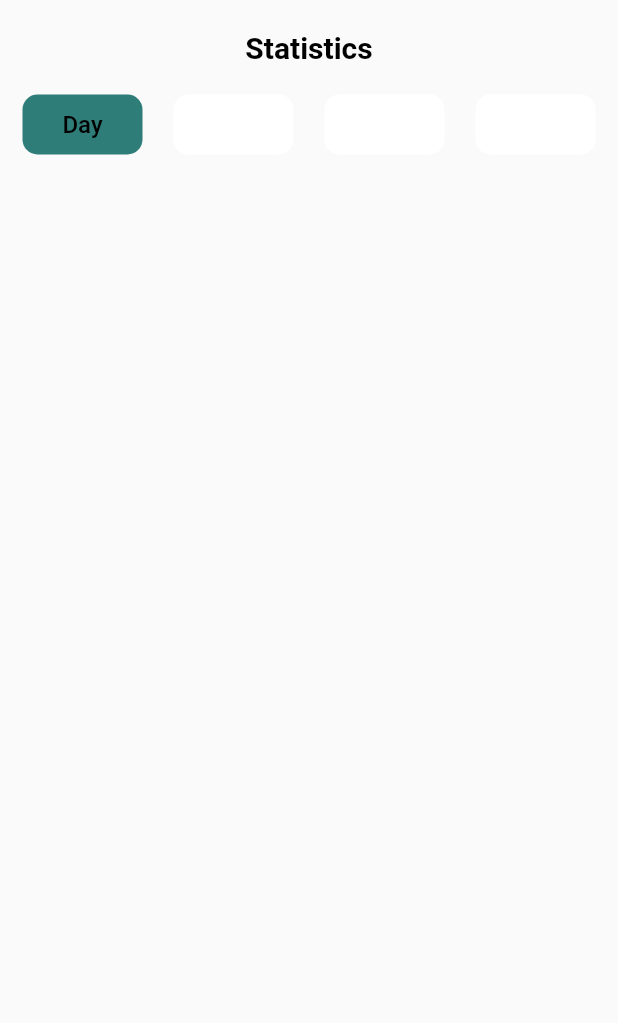
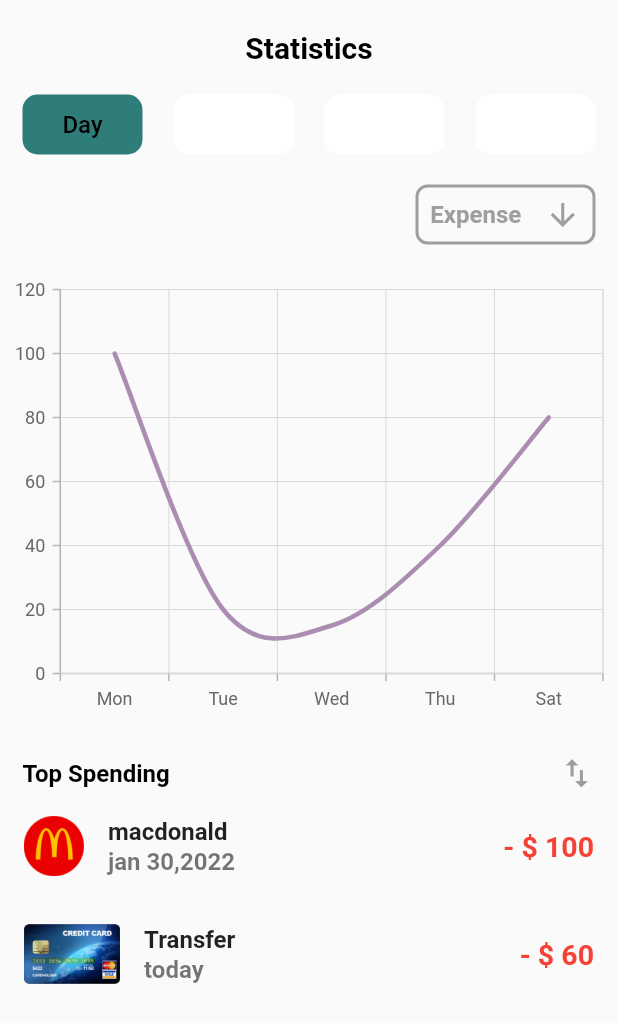
Before and after one commit to punyakrit/finmaster, a Flutter app: the Statistics screen opened directly, on a phone screen of 412 x 824 dp. Shown: the top 1023 px of the screen. Run offline on Flutter 3.47's test engine with Material 2 defaults, Android fonts, the phone set to English and light mode, and no system bars; our stand-ins replace firebase_auth, firebase_core, syncfusion_flutter_charts; missing offline and left inert: flutter_onboard; accounts and stored records are empty.

Commit message:
connect screen

```diff
--- /dev/null
+++ b/lib/Screen/home/Chart.dart
@@ -0,0 +1,43 @@
+import 'package:flutter/material.dart';
+import 'package:syncfusion_flutter_charts/charts.dart';
+
+class Chart extends StatefulWidget {
+  const Chart({super.key});
+
+  @override
+  State<Chart> createState() => _ChartState();
+}
+
+class _ChartState extends State<Chart> {
+  @override
+  Widget build(BuildContext context) {
+    return Container(
+      width: double.infinity,
+      height: 300,
+      child: SfCartesianChart(
+        primaryXAxis: CategoryAxis(),
+        series: <SplineSeries<SalesData, String>>[
+          SplineSeries<SalesData, String>(
+            color: Color.fromARGB(255, 172, 141, 178),
+            width: 3,
+            dataSource: <SalesData>[
+              SalesData(100, 'Mon'),
+              SalesData(20, 'Tue'),
+              SalesData(15, 'Wed'),
+              SalesData(40, 'Thu'),
+              SalesData(80, 'Sat'),
+            ],
+            xValueMapper: (SalesData sales, _) => sales.Year,
+            yValueMapper: (SalesData sales, _) => sales.Sales,
+          )
+        ],
+      ),
+    );
+  }
+}
+
+class SalesData {
+  SalesData(this.Sales, this.Year);
+  final String Year;
+  final int Sales;
+}
--- a/lib/Screen/home/statistics.dart
+++ b/lib/Screen/home/statistics.dart
@@ -1,3 +1,6 @@
+import 'package:flutter/material.dart';
+import 'package:finmaster/Screen/home/Chart.dart';
+import 'package:finmaster/Screen/home/top.dart';
 import 'package:flutter/material.dart';
 
 class Statistics extends StatefulWidget {
@@ -70,9 +73,105 @@ class _StatisticsState extends State<Statistics> {
                     ],
                   ),
                 ),
+                SizedBox(height: 20),
+                Padding(
+                  padding: const EdgeInsets.symmetric(horizontal: 15),
+                  child: Row(
+                    mainAxisAlignment: MainAxisAlignment.end,
+                    children: [
+                      Container(
+                        width: 120,
+                        height: 40,
+                        child: Row(
+                          mainAxisAlignment: MainAxisAlignment.spaceAround,
+                          children: [
+                            Text(
+                              'Expense',
+                              style: TextStyle(
+                                  color: Colors.grey,
+                                  fontSize: 16,
+                                  fontWeight: FontWeight.bold),
+                            ),
+                            Icon(
+                              Icons.arrow_downward_sharp,
+                              color: Colors.grey,
+                            )
+                          ],
+                        ),
+                        decoration: BoxDecoration(
+                          border: Border.all(
+                            color: Colors.grey,
+                            width: 2,
+                          ),
+                          borderRadius: BorderRadius.circular(8),
+                        ),
+                      ),
+                    ],
+                  ),
+                ),
+                SizedBox(
+                  height: 20,
+                ),
+                Chart(),
+                SizedBox(
+                  height: 20,
+                ),
+                Padding(
+                  padding: const EdgeInsets.symmetric(horizontal: 15),
+                  child: Row(
+                    mainAxisAlignment: MainAxisAlignment.spaceBetween,
+                    children: [
+                      Text(
+                        'Top Spending',
+                        style: TextStyle(
+                            color: Colors.black,
+                            fontSize: 16,
+                            fontWeight: FontWeight.bold),
+                      ),
+                      Icon(
+                        Icons.swap_vert,
+                        size: 25,
+                        color: Colors.grey,
+                      ),
+                    ],
+                  ),
+                )
               ],
             ),
-          )
+          ),
+          SliverList(
+            delegate: SliverChildBuilderDelegate(
+              (context, index) {
+                return ListTile(
+                  leading: Image.asset(
+                    'lib/Screen/home/${geter_top()[index].image!}',
+                    height: 40,
+                  ),
+                  title: Text(
+                    geter_top()[index].name!,
+                    style: TextStyle(
+                      fontSize: 16,
+                      fontWeight: FontWeight.w600,
+                    ),
+                  ),
+                  subtitle: Text(
+                    geter_top()[index].time!,
+                    style: TextStyle(
+                      fontSize: 16,
+                      fontWeight: FontWeight.w600,
+                    ),
+                  ),
+                  trailing: Text(
+                    geter_top()[index].fee!,
+                    style: TextStyle(
+                      fontSize: 19,
+                      color: Colors.red,
+                      fontWeight: FontWeight.bold,),),
+                );
+              },
+              childCount: geter_top().length,
+            ),
+          ),
         ],
       ),
     ));
--- /dev/null
+++ b/lib/Screen/home/top.dart
@@ -0,0 +1,19 @@
+import 'package:finmaster/Screen/home/1.dart';
+import '1.dart';
+
+List<money> geter_top() {
+  money snap_food = money();
+  snap_food.time = 'jan 30,2022';
+  snap_food.image = 'md.png';
+  snap_food.buy = true;
+  snap_food.fee = '- \$ 100';
+  snap_food.name = 'macdonald';
+  money snap = money();
+  snap.image = 'credit.png';
+  snap.time = 'today';
+  snap.buy = true;
+  snap.name = 'Transfer';
+  snap.fee = '- \$ 60';
+
+  return [snap_food, snap];
+}
--- a/pubspec.yaml
+++ b/pubspec.yaml
@@ -30,6 +30,7 @@ environment:
 dependencies:
   flutter:
     sdk: flutter
+  syncfusion_flutter_charts: ^20.2.44
   firebase_core: ^2.7.0
   firebase_auth: ^4.2.9
   flutter_onboard: ^2.0.0
```
Also changed, not shown: lib/Screen/home/add.dart (added, +29 -0 lines), lib/Screen/home/bottomNavigation.dart (added, +95 -0 lines), lib/Screen/home/md.png (added), pubspec.lock.
